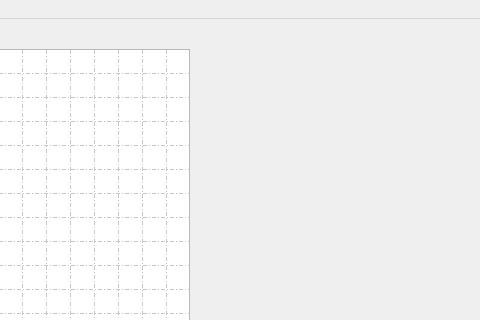
The window that Jos_Roijakkers/MapGrid/mapwindow.ui (madmilla/THO78-Roborescue) describes before a commit, drawn with Qt 5; both pictures show x 320 to 800 and y 0 to 320 of the 800 by 600 pixel window.
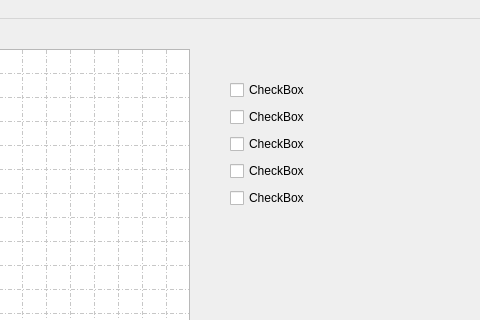
The same window after the commit.

What changed in the file:
```diff
--- a/Jos_Roijakkers/MapGrid/mapwindow.ui
+++ b/Jos_Roijakkers/MapGrid/mapwindow.ui
@@ -141,6 +141,53 @@
      <string>PushButton</string>
     </property>
    </widget>
+   <widget class="QWidget" name="">
+    <property name="geometry">
+     <rect>
+      <x>550</x>
+      <y>60</y>
+      <width>83</width>
+      <height>130</height>
+     </rect>
+    </property>
+    <layout class="QVBoxLayout" name="verticalLayout">
+     <item>
+      <widget class="QCheckBox" name="checkBox">
+       <property name="text">
+        <string>CheckBox</string>
+       </property>
+      </widget>
+     </item>
+     <item>
+      <widget class="QCheckBox" name="checkBox_2">
+       <property name="text">
+        <string>CheckBox</string>
+       </property>
+      </widget>
+     </item>
+     <item>
+      <widget class="QCheckBox" name="checkBox_3">
+       <property name="text">
+        <string>CheckBox</string>
+       </property>
+      </widget>
+     </item>
+     <item>
+      <widget class="QCheckBox" name="checkBox_4">
+       <property name="text">
+        <string>CheckBox</string>
+       </property>
+      </widget>
+     </item>
+     <item>
+      <widget class="QCheckBox" name="checkBox_5">
+       <property name="text">
+        <string>CheckBox</string>
+       </property>
+      </widget>
+     </item>
+    </layout>
+   </widget>
   </widget>
   <widget class="QMenuBar" name="menubar">
    <property name="geometry">
```
Left out of the diff: 6 changed lines with no effect on the pictures.
